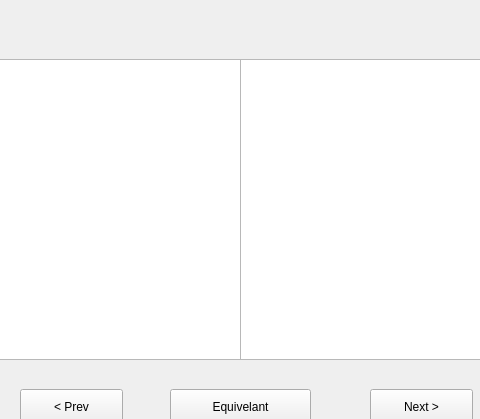
Before: the Qt Designer form gui.ui in Open-Telecoms-Data/ofds_consolidation_tool, drawn with Qt 5; both pictures show x 230 to 710 and y 401 to 820 of the 947 by 965 pixel window.
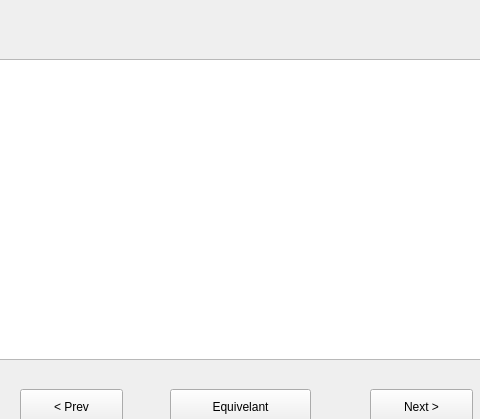
After: the same form once the commit is applied. Custom widgets are drawn as their Qt base class.

Commit message: fix(tool): Nicer comparison infoPanel

```diff
--- a/gui.ui
+++ b/gui.ui
@@ -199,23 +199,7 @@
     <rect>
      <x>10</x>
      <y>460</y>
-     <width>461</width>
-     <height>301</height>
-    </rect>
-   </property>
-   <property name="undoRedoEnabled">
-    <bool>false</bool>
-   </property>
-   <property name="readOnly">
-    <bool>true</bool>
-   </property>
-  </widget>
-  <widget class="QTextEdit" name="infoPanelB">
-   <property name="geometry">
-    <rect>
-     <x>470</x>
-     <y>460</y>
-     <width>461</width>
+     <width>921</width>
      <height>301</height>
     </rect>
    </property>
```
Left out of the diff: 5 changed lines with no effect on the pictures. The commit also changes 4 other files.
